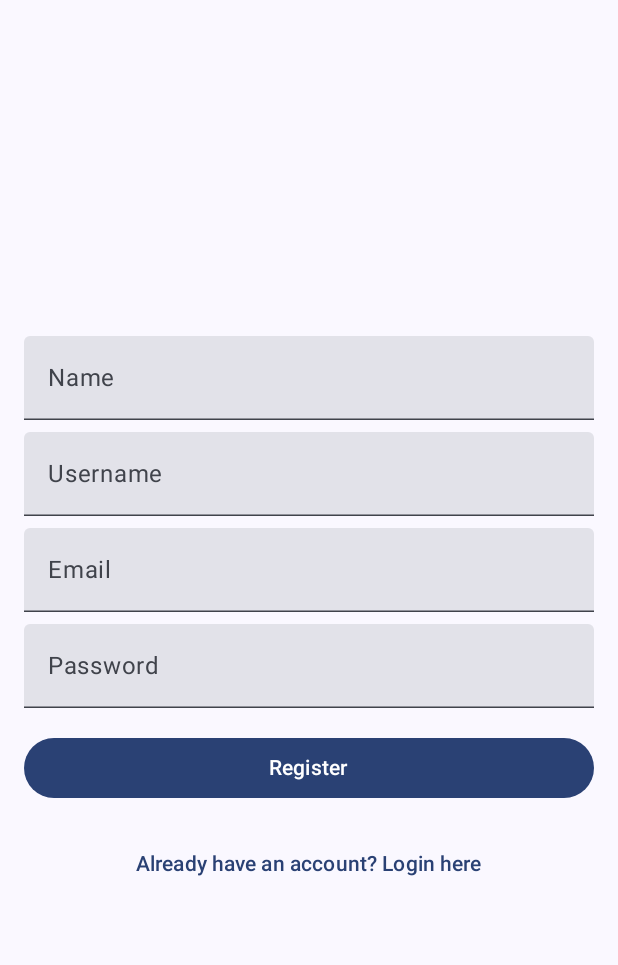
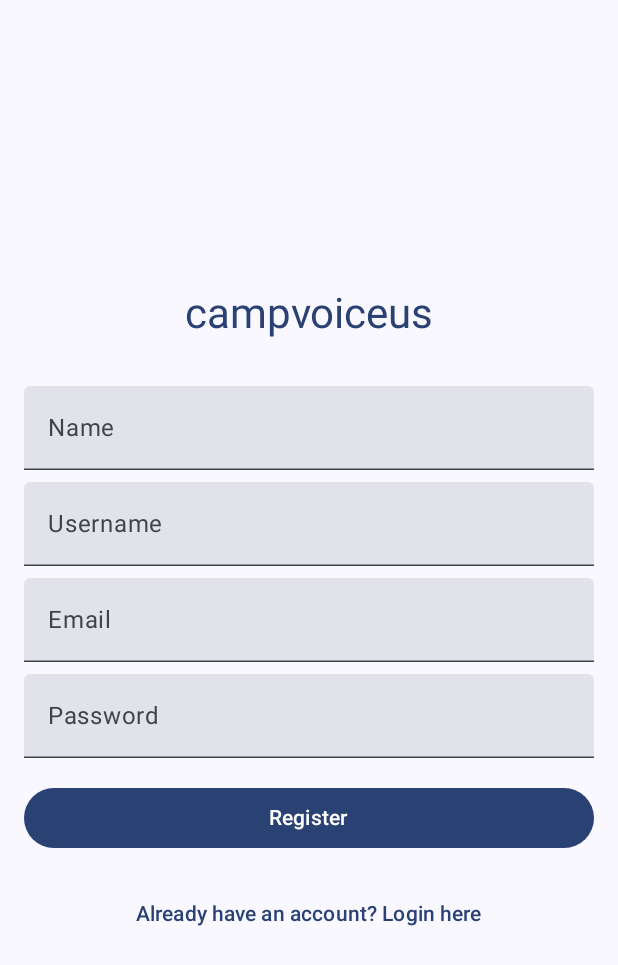
Before and after one commit to MHThe1/CampVoiceUs-App, an Android app built with Jetpack Compose: the RegisterScreen screen opened through its navigation route, on a phone screen of 412 x 824 dp. Shown: the top 965 px of the screen. Run offline under Robolectric (Android 15) with nearby library versions, the phone set to English and light mode, and no system bars.

Commit message:
UI update

```diff
--- a/app/src/main/java/com/work/campvoiceus/ui/screens/LoginScreen.kt
+++ b/app/src/main/java/com/work/campvoiceus/ui/screens/LoginScreen.kt
@@ -25,8 +25,8 @@ fun LoginScreen(
     // Observe login state from the ViewModel
     val loginState by viewModel.loginState.collectAsState()
 
-    var identifier by remember { mutableStateOf("") } // User input for email/username
-    var password by remember { mutableStateOf("") } // User input for password
+    var identifier by remember { mutableStateOf("") }
+    var password by remember { mutableStateOf("") }
 
     Column(
         modifier = Modifier
@@ -34,6 +34,15 @@ fun LoginScreen(
             .padding(16.dp),
         verticalArrangement = Arrangement.Center
     ) {
+        Text(
+            text = "campvoiceus",
+            style = MaterialTheme.typography.headlineMedium.copy(color = MaterialTheme.colorScheme.primary),
+            modifier = Modifier
+                .align(CenterHorizontally)
+        )
+
+        Spacer(Modifier.height(30.dp))
+
         TextField(
             value = identifier,
             onValueChange = { identifier = it },
--- a/app/src/main/java/com/work/campvoiceus/ui/screens/RegistrationScreen.kt
+++ b/app/src/main/java/com/work/campvoiceus/ui/screens/RegistrationScreen.kt
@@ -34,6 +34,14 @@ fun RegisterScreen(
             .padding(16.dp),
         verticalArrangement = Arrangement.Center
     ) {
+        Text(
+            text = "campvoiceus",
+            style = MaterialTheme.typography.headlineMedium.copy(color = MaterialTheme.colorScheme.primary),
+            modifier = Modifier
+                .align(CenterHorizontally)
+        )
+        Spacer(Modifier.height(30.dp))
+
         TextField(
             value = name,
             onValueChange = { name = it },
```
